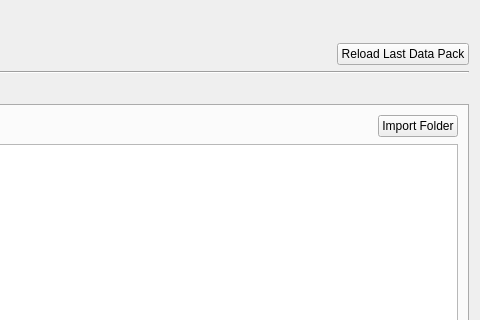
The window that PhzQtUI/auxdir/PhzQtUI/FormAuxDataManagement.ui (astrorama/Phosphoros) describes before a commit, drawn with Qt 5; both pictures show x 593 to 1073 and y 0 to 320 of the 1073 by 831 pixel window.
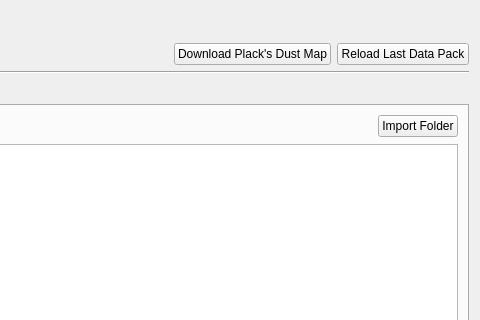
The same window after the commit.

Commit message: Add the Planck map download button

```diff
--- a/PhzQtUI/auxdir/PhzQtUI/FormAuxDataManagement.ui
+++ b/PhzQtUI/auxdir/PhzQtUI/FormAuxDataManagement.ui
@@ -67,6 +67,13 @@
        </property>
       </spacer>
      </item>
+     <item>
+      <widget class="QPushButton" name="btn_planck">
+       <property name="text">
+        <string>Download Plack's Dust Map</string>
+       </property>
+      </widget>
+     </item>
      <item>
       <widget class="QPushButton" name="bt_reloadDP">
        <property name="text">
```
The commit also changes 4 other files.
